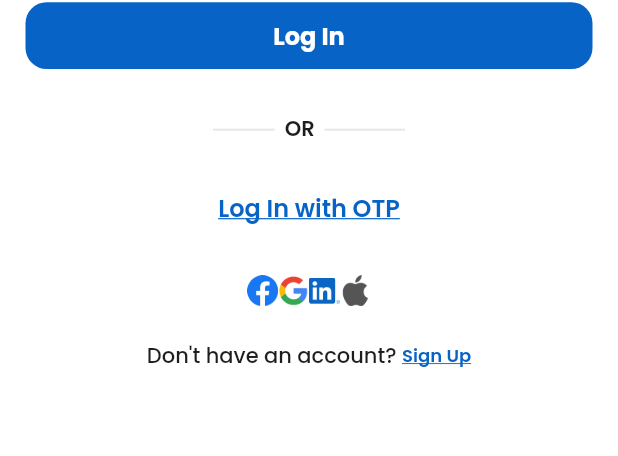
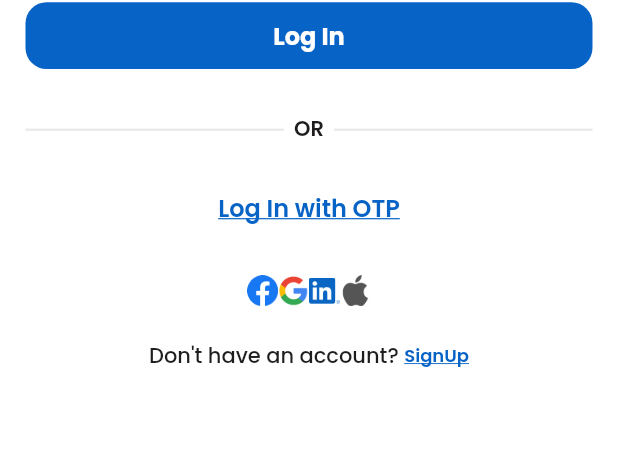
Before and after one commit to nidhiapp/infoprofile_responsive_ui, a Flutter app: what desktopLoginCard() shows on an empty page, opened directly, on a phone screen of 412 x 824 dp. Shown: the part 499-955 px from the top of the screen. Run offline on Flutter 3.47's test engine with Material 2 defaults, Android fonts, the phone set to English and light mode, and no system bars; our stand-ins replace google_fonts.

Commit message:
done with everything

```diff
--- a/lib/utils/app_colors.dart
+++ b/lib/utils/app_colors.dart
@@ -15,4 +15,5 @@ class AppColors {
   static const Color tryInfoProfBorderCol = Color.fromRGBO(0, 0, 0, 0.07);
   static const Color inbetweenContCol = Color.fromRGBO(191, 196, 202, 1);
   static const Color muteCol = Color.fromRGBO(105, 123, 152, 1);
+  static const Color blackColor = Color.fromRGBO(66, 58, 58, 1);
 }
--- a/lib/utils/app_texts.dart
+++ b/lib/utils/app_texts.dart
@@ -13,7 +13,7 @@ class AppTexts {
   static const String or = "  OR  ";
   static const String loginWith = "Log In with OTP";
   static const String dontHaveAccount = "Don't have an account? ";
-  static const String signUp = "Sign Up";
+  static const String signUp = "SignUp";
   static const String infoprofile = "Infoprofile is designed for everyone.";
   static const String what = "What ";
   static const String provide = "InfoProfile provides";
@@ -66,6 +66,7 @@ class AppTexts {
   static const String createCompanies =  "Create Companies";
   static const String mobileApp=  "Mobile App";
   static const String signin =   "Sign In";
-    static const String copyright = " Copyright Infoprofile LTD.";
+  static const String copyright = " Copyright Infoprofile LTD.";
+  static const String signupinfopro = "Sign Up";
 
 }
--- a/lib/utils/ui_helper.dart/custom_textstyles.dart
+++ b/lib/utils/ui_helper.dart/custom_textstyles.dart
@@ -1,6 +1,7 @@
 import 'package:flutter/material.dart';
 import 'package:google_fonts/google_fonts.dart';
 import 'package:info_profile_ui/utils/app_colors.dart';
+import 'package:info_profile_ui/utils/constants.dart';
 
 TextStyle loginTS = const TextStyle(
     color: AppColors.primaryColor, // Text color
@@ -97,7 +98,7 @@ TextStyle buildfastTs = GoogleFonts.roboto(
   textStyle:  const TextStyle(
   fontSize: 18,
   fontWeight: FontWeight.w400,
-  color: AppColors.blackNormalTextColor,
+  color: AppColors.blackColor,
 
 ));
 TextStyle infoprofileTs = GoogleFonts.poppins(
--- a/lib/view/widgets/image_plus_text_below_blocks.dart
+++ b/lib/view/widgets/image_plus_text_below_blocks.dart
@@ -42,7 +42,7 @@ class ImageplusText extends StatelessWidget {
                 Image.asset(AppImages.runPng,height: h*0.5,width: w*0.5,),
           ],),
            SizedBox(height: h*0.1,),
-          Row(mainAxisAlignment: MainAxisAlignment.spaceEvenly,
+          Row(mainAxisAlignment: MainAxisAlignment.spaceBetween,
             children: [
               Image.asset(AppImages.creativeImg,height: h*0.5,width: w*0.5,),
                 SizedBox(width: w*0.3,
@@ -60,6 +60,7 @@ class ImageplusText extends StatelessWidget {
                       Wrap(children: [Text(AppTexts.hereWeProduce,style: font400_14Ts,)]),
                     ],
                   )),
+                  SizedBox(width: 20,)
 
           ],),
 
--- a/lib/view/widgets/login_card.dart
+++ b/lib/view/widgets/login_card.dart
@@ -66,13 +66,17 @@ static TextEditingController passCont=TextEditingController();
           Padding(padding: const EdgeInsets.symmetric(vertical: 30),
             child: Row(mainAxisAlignment: MainAxisAlignment.center,
               children: [
-              Container(height: 1.5,width: w*0.1,
-              color: const Color.fromARGB(255, 234, 232, 232),
+              Expanded(
+                child: Container(height: 1.5,width: w*0.1,
+                color: const Color.fromARGB(255, 234, 232, 232),
+                ),
               ),
               Text(AppTexts.or,style: orTs,),
-               Container(height: 1.5,width: w*0.13,
-              color: const Color.fromARGB(255, 234, 232, 232),
-              ),
+               Expanded(
+                 child: Container(height: 1.5,width: w*0.13,
+                             color: const Color.fromARGB(255, 234, 232, 232),
+                             ),
+               ),
             ],),
           ),
 
--- a/lib/view/widgets/visitingcrd_sharemedia_mltplpr.dart
+++ b/lib/view/widgets/visitingcrd_sharemedia_mltplpr.dart
@@ -9,7 +9,7 @@ class VisitingcrdSharemediaMltplprof extends StatelessWidget {
 
   @override
   Widget build(BuildContext context) {
-   return Wrap(spacing: 10,
+   return Wrap(spacing: 80,
    runSpacing: 10,
    runAlignment:WrapAlignment.start,
     children: [
@@ -17,12 +17,12 @@ class VisitingcrdSharemediaMltplprof extends StatelessWidget {
       icon: AppImages.iconVisitingCard,
          item: AppTexts.visitingCard,
          item2:AppTexts.shareYourVisiting),
-         const SizedBox(width: 20,),
+        // const SizedBox(width: 20,),
      VsSmMpBlockContent(
        icon: AppImages.iconShareMedia,
          item: AppTexts.shareMedia,
          item2:AppTexts.shareYourFavourite),
-           const SizedBox(width: 20,),
+          // const SizedBox(width: 20,),
      VsSmMpBlockContent(
        icon: AppImages.iconMultipleProf,
          item: AppTexts.multipleProfile,
```
Also changed, not shown: lib/home_page.dart (+13 -12 lines), lib/utils/ui_helper.dart/vs_sm_mp_block.dart (+4 -4 lines), lib/view/widgets/footer_block/desktop_footer_block.dart (+21 -16 lines), lib/view/widgets/try_info_profile_for_free.dart (+8 -9 lines).
